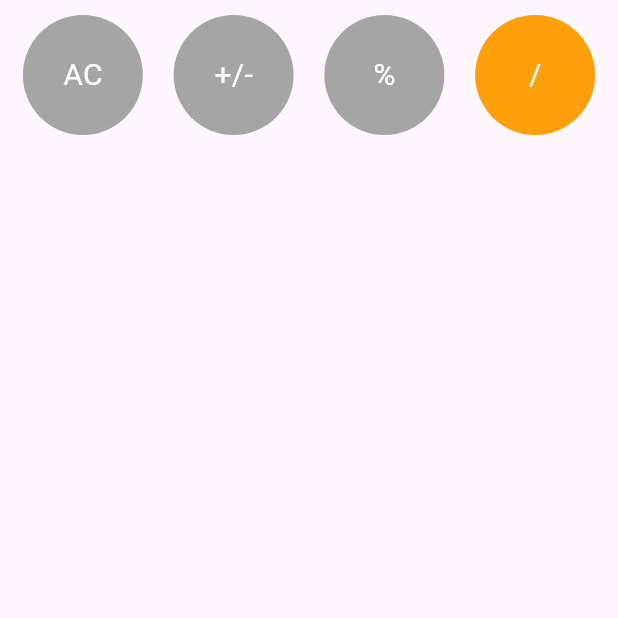
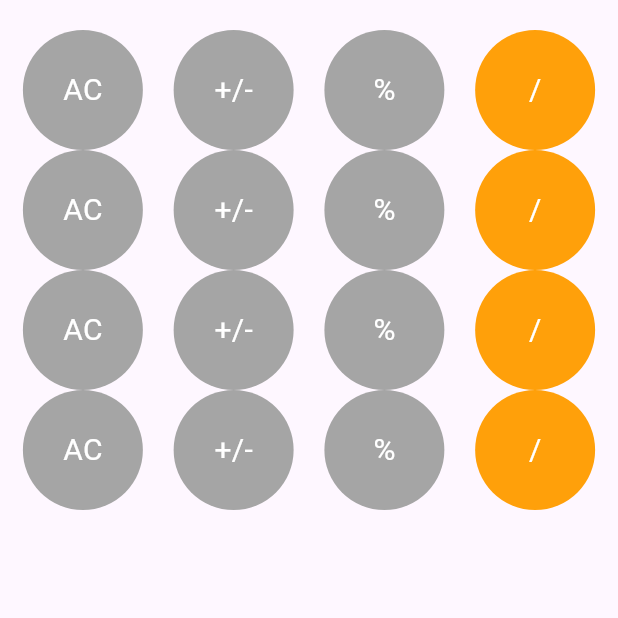
Before and after one commit to hayahahmed08/flutter_calculator_app, a Flutter app: the screen it shows after launch, on a phone screen of 412 x 824 dp, the top half of it. Run offline on Flutter 3.47's test engine with Material 3 defaults, Android fonts, the phone set to English and light mode, and no system bars.

Commit message:
Update home_screen.dart

```diff
--- a/lib/home_screen.dart
+++ b/lib/home_screen.dart
@@ -2,8 +2,9 @@ import 'package:flutter/material.dart';
 import 'package:flutter_calculator_app/components/my_button.dart';
 
 class HomeScreen extends StatefulWidget {
-  const HomeScreen({super.key});
-
+   HomeScreen({super.key});
+var userInput = '';
+var answer = '';
   @override
   State<HomeScreen> createState() => _HomeScreenState();
 }
@@ -14,9 +15,86 @@ class _HomeScreenState extends State<HomeScreen> {
     return Scaffold(
       body: SafeArea(
         child: Padding(
-          padding: const EdgeInsets.symmetric(horizontal: 10,vertical: 10),
+          padding: const EdgeInsets.symmetric(horizontal: 10,vertical: 20),
           child: Column(
+
             children: [
+              Column(
+                mainAxisAlignment: MainAxisAlignment.spaceEvenly,
+
+                children: [
+                  Row(
+                    mainAxisAlignment: MainAxisAlignment.spaceEvenly,
+                    // Align buttons evenly
+                    children: [
+                      MyButton(title: 'AC',onPress: (){
+                        print('tap');
+                      },),
+                      SizedBox(width: 10,),
+                      MyButton(title: '+/-', onPress: (){
+                        print('tap');
+                      },),
+                      SizedBox(width: 10, ),
+                      MyButton(title: '%', onPress: (){
+                        print('tap');
+                      },),
+                      SizedBox(width: 10,),
+                      MyButton(title: '/',color: Color(0xffffa00a), onPress: (){
+                        print('tap');
+                      },),
+
+
+
+                    ],
+                  ),
+                  Row(
+                    mainAxisAlignment: MainAxisAlignment.spaceEvenly,
+                    // Align buttons evenly
+                    children: [
+                      MyButton(title: 'AC',onPress: (){
+                        print('tap');
+                      },),
+                      SizedBox(width: 10,),
+                      MyButton(title: '+/-', onPress: (){
+                        print('tap');
+                      },),
+                      SizedBox(width: 10, ),
+                      MyButton(title: '%', onPress: (){
+                        print('tap');
+                      },),
+                      SizedBox(width: 10,),
+                      MyButton(title: '/',color: Color(0xffffa00a), onPress: (){
+                        print('tap');
+                      },),
+
+
+
+                    ],
+                  ),
+                  Row(
+                    mainAxisAlignment: MainAxisAlignment.spaceEvenly,
+                    // Align buttons evenly
+                    children: [
+                      MyButton(title: 'AC',onPress: (){
+                        print('tap');
+                      },),
+                      SizedBox(width: 10,),
+                      MyButton(title: '+/-', onPress: (){
+                        print('tap');
+                      },),
+                      SizedBox(width: 10, ),
+                      MyButton(title: '%', onPress: (){
+                        print('tap');
+                      },),
+                      SizedBox(width: 10,),
+                      MyButton(title: '/',color: Color(0xffffa00a), onPress: (){
+                        print('tap');
+                      },),
+
+
+
+                    ],
+                  ),
                   Row(
                     mainAxisAlignment: MainAxisAlignment.spaceEvenly,
                     // Align buttons evenly
@@ -44,6 +122,8 @@ class _HomeScreenState extends State<HomeScreen> {
                   SizedBox(height: 10),
                 ],
               ),
+            ],
+          ),
         ),
       ),
     );
```
Lines whose indentation alone changed are shown as unchanged.
